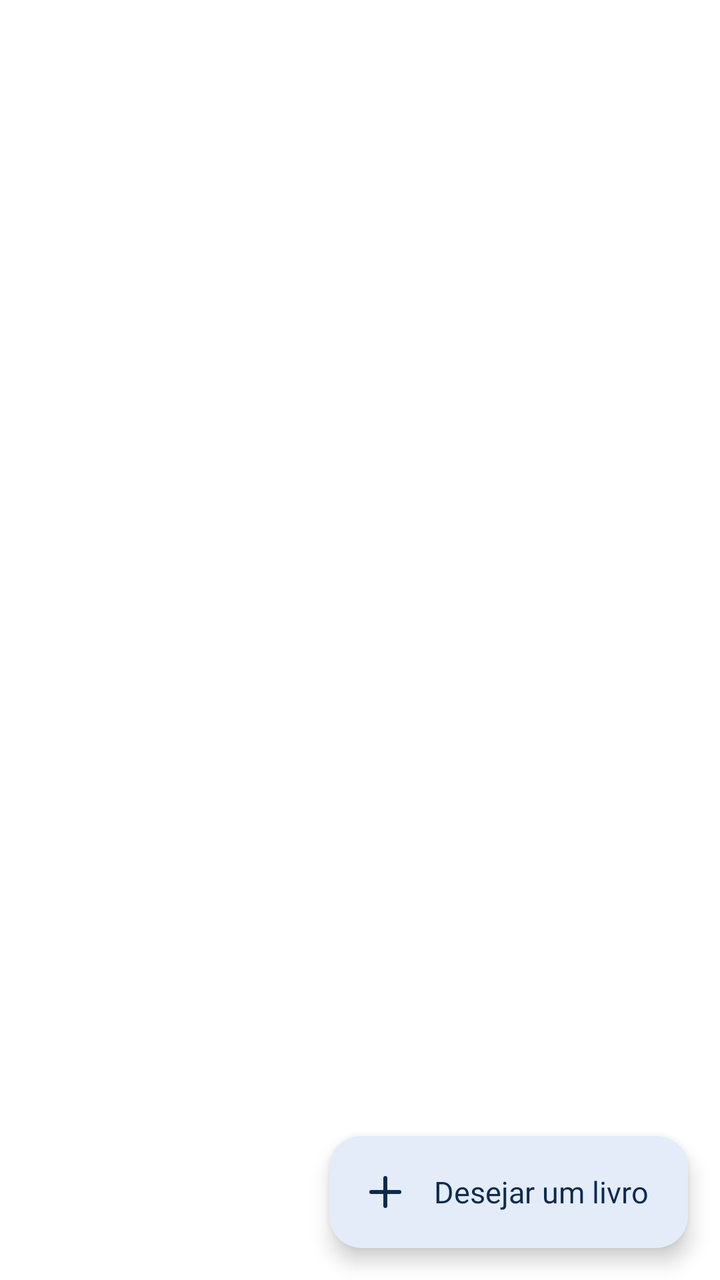
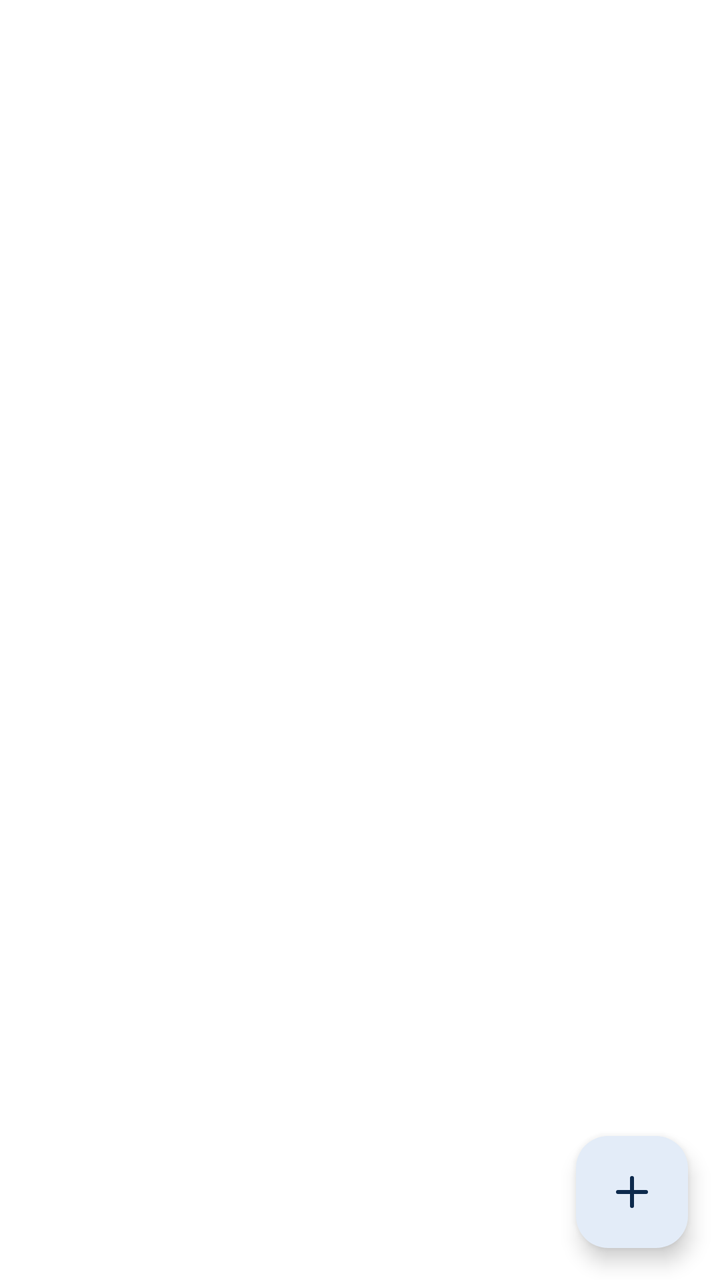

Compare the two renders of this Android layout. The source of the first and the diff that turns it into the second are given below.
<!-- AndroidManifest.xml: application theme Theme.LeiaUFMS -->
<!-- res/layout/fragment_wishes.xml -->
<?xml version="1.0" encoding="utf-8"?>
<androidx.coordinatorlayout.widget.CoordinatorLayout xmlns:android="http://schemas.android.com/apk/res/android"
    xmlns:app="http://schemas.android.com/apk/res-auto"
    android:layout_width="match_parent"
    android:layout_height="match_parent">

    <androidx.core.widget.NestedScrollView
        android:id="@+id/scroll"
        android:layout_width="match_parent"
        android:layout_height="match_parent"
        android:defaultFocusHighlightEnabled="false">

        <LinearLayout
            android:layout_width="match_parent"
            android:layout_height="wrap_content"
            android:orientation="vertical"
            android:paddingBottom="@dimen/fab_clearance">

            <TextView
                android:id="@+id/summary"
                android:layout_width="match_parent"
                android:layout_height="wrap_content"
                android:layout_marginStart="@dimen/screen_margin"
                android:layout_marginEnd="@dimen/screen_margin"
                android:textAppearance="@style/TextAppearance.Leia.Body"
                android:textColor="@color/leia_on_surface_variant"
                android:visibility="gone" />

            <TextView
                android:id="@+id/available_title"
                style="@style/Widget.Leia.HomeSection"
                android:drawablePadding="@dimen/space_xs"
                android:text="@string/wishes_available_title"
                android:visibility="gone"
                app:drawableStartCompat="@drawable/ic_check_circle"
                app:drawableTint="@color/leia_success" />

            <androidx.recyclerview.widget.RecyclerView
                android:id="@+id/available"
                android:layout_width="match_parent"
                android:layout_height="wrap_content"
                android:layout_marginTop="@dimen/space_s"
                android:clipToPadding="false"
                android:nestedScrollingEnabled="false"
                android:orientation="horizontal"
                android:paddingStart="@dimen/screen_margin"
                android:paddingEnd="@dimen/screen_margin"
                android:visibility="gone"
                app:layoutManager="androidx.recyclerview.widget.LinearLayoutManager" />

            <TextView
                android:id="@+id/waiting_title"
                style="@style/Widget.Leia.HomeSection"
                android:drawablePadding="@dimen/space_xs"
                android:text="@string/wishes_waiting_title"
                android:visibility="gone"
                app:drawableStartCompat="@drawable/ic_notifications"
                app:drawableTint="@color/leia_primary" />

            <TextView
                android:id="@+id/waiting_sub"
                android:layout_width="match_parent"
                android:layout_height="wrap_content"
                android:layout_marginStart="@dimen/screen_margin"
                android:layout_marginEnd="@dimen/screen_margin"
                android:text="@string/wishes_waiting_sub"
                android:textAppearance="@style/TextAppearance.Leia.BodySmall"
                android:textColor="@color/leia_on_surface_variant"
                android:visibility="gone" />

            <androidx.recyclerview.widget.RecyclerView
                android:id="@+id/waiting"
                android:layout_width="match_parent"
                android:layout_height="wrap_content"
                android:layout_marginTop="@dimen/space_xs"
                android:nestedScrollingEnabled="false"
                android:visibility="gone"
                app:layoutManager="androidx.recyclerview.widget.LinearLayoutManager" />

            <include
                android:id="@+id/empty"
                layout="@layout/view_empty_state"
                android:layout_width="match_parent"
                android:layout_height="wrap_content"
                android:visibility="gone" />

            <TextView
                android:id="@+id/suggest_title"
                style="@style/Widget.Leia.HomeSection"
                android:text="@string/wishes_suggest"
                android:visibility="gone" />

            <androidx.recyclerview.widget.RecyclerView
                android:id="@+id/suggest"
                android:layout_width="match_parent"
                android:layout_height="wrap_content"
                android:layout_marginTop="@dimen/space_s"
                android:clipToPadding="false"
                android:nestedScrollingEnabled="false"
                android:orientation="horizontal"
                android:paddingStart="@dimen/screen_margin"
                android:paddingEnd="@dimen/screen_margin"
                android:visibility="gone"
                app:layoutManager="androidx.recyclerview.widget.LinearLayoutManager" />
        </LinearLayout>
    </androidx.core.widget.NestedScrollView>

    <com.google.android.material.floatingactionbutton.ExtendedFloatingActionButton
        android:id="@+id/fab_add"
        android:layout_width="wrap_content"
        android:layout_height="wrap_content"
        android:layout_gravity="bottom|end"
        android:layout_margin="@dimen/screen_margin"
        android:text="@string/action_add_wish"
        app:icon="@drawable/ic_add" />
</androidx.coordinatorlayout.widget.CoordinatorLayout>
<!-- res/layout/view_empty_state.xml (included above) -->
<?xml version="1.0" encoding="utf-8"?>
<LinearLayout xmlns:android="http://schemas.android.com/apk/res/android"
    android:id="@+id/empty_state"
    android:layout_width="match_parent"
    android:layout_height="wrap_content"
    android:gravity="center_horizontal"
    android:orientation="vertical"
    android:padding="@dimen/space_xl">

    <ImageView
        android:id="@+id/empty_icon"
        android:layout_width="@dimen/icon_empty_state"
        android:layout_height="@dimen/icon_empty_state"
        android:importantForAccessibility="no"
        android:tint="@color/leia_on_surface_variant" />

    <TextView
        android:id="@+id/empty_title"
        android:layout_width="match_parent"
        android:accessibilityHeading="true"
        android:layout_height="wrap_content"
        android:layout_marginTop="@dimen/space_m"
        android:gravity="center"
        android:textAppearance="@style/TextAppearance.Leia.Headline"
        android:textColor="@color/leia_on_background" />

    <TextView
        android:id="@+id/empty_message"
        android:accessibilityLiveRegion="polite"
        android:layout_width="match_parent"
        android:layout_height="wrap_content"
        android:layout_marginTop="@dimen/space_xs"
        android:gravity="center"
        android:textAppearance="@style/TextAppearance.Leia.Body"
        android:textColor="@color/leia_on_surface_variant" />

    <com.google.android.material.button.MaterialButton
        android:id="@+id/empty_action"
        android:layout_width="wrap_content"
        android:layout_height="wrap_content"
        android:layout_marginTop="@dimen/space_l"
        android:visibility="gone" />
</LinearLayout>
<!-- resources referenced by this layout -->
<resources>
  <color name="leia_on_background">#111827</color>
  <color name="leia_on_surface_variant">#4B5563</color>
  <color name="leia_primary">#1B4F8F</color>
  <color name="leia_success">#166534</color>
  <dimen name="fab_clearance">88dp</dimen>
  <dimen name="icon_empty_state">64dp</dimen>
  <dimen name="screen_margin">16dp</dimen>
  <dimen name="space_l">24dp</dimen>
  <dimen name="space_m">16dp</dimen>
  <dimen name="space_s">12dp</dimen>
  <dimen name="space_xl">32dp</dimen>
  <dimen name="space_xs">8dp</dimen>
  <string name="action_add_wish">Desejar um livro</string>
  <string name="wishes_available_title">Disponíveis agora</string>
  <string name="wishes_suggest">Talvez você queira</string>
  <string name="wishes_waiting_sub">Avisamos assim que alguém anunciar.</string>
  <string name="wishes_waiting_title">Esperando aparecer</string>
  <style name="Theme.LeiaUFMS" parent="Base.Theme.LeiaUFMS" />
  <color name="leia_on_primary">#FFFFFF</color>
  <color name="leia_primary_container">#E3ECF8</color>
  <color name="leia_on_primary_container">#0D2A4D</color>
  <color name="leia_tertiary">#8A5A12</color>
  <color name="leia_on_tertiary">#FFFFFF</color>
  <color name="leia_tertiary_container">#FDF0D5</color>
  <color name="leia_on_tertiary_container">#3D2A08</color>
  <color name="leia_error">#B42318</color>
  <color name="leia_on_error">#FFFFFF</color>
  <color name="leia_error_container">#FDE3E1</color>
  <color name="leia_on_error_container">#5A0E09</color>
  <color name="leia_background">#FFFFFF</color>
  <color name="leia_surface_container">#F4F6FA</color>
  <color name="leia_surface">#FFFFFF</color>
  <color name="leia_outline">#8A93A1</color>
  <color name="leia_inverse_primary">#8DB8F2</color>
  <color name="leia_outline_variant">#E5E7EB</color>
  <style name="ShapeAppearance.Leia.Small" parent="ShapeAppearance.Material3.Corner.Small">
          <item name="cornerFamily">rounded</item>
          <item name="cornerSize">@dimen/radius_s</item>
      </style>
  <style name="ShapeAppearance.Leia.Medium" parent="ShapeAppearance.Material3.Corner.Medium">
          <item name="cornerFamily">rounded</item>
          <item name="cornerSize">@dimen/radius_m</item>
      </style>
  <style name="ShapeAppearance.Leia.Large" parent="ShapeAppearance.Material3.Corner.Large">
          <item name="cornerFamily">rounded</item>
          <item name="cornerSize">@dimen/radius_l</item>
      </style>
  <style name="Widget.Leia.Button.Text" parent="Widget.Material3.Button.TextButton">
          <item name="android:minHeight">@dimen/touch_target</item>
          <item name="android:textAppearance">@style/TextAppearance.Leia.Label</item>
      </style>
  <style name="Widget.Leia.Chip" parent="Widget.Material3.Chip.Filter">
          <item name="chipMinTouchTargetSize">@dimen/touch_target</item>
      </style>
  <style name="Widget.Leia.Toolbar" parent="Widget.Material3.Toolbar">
          <item name="titleTextAppearance">@style/TextAppearance.Leia.Headline</item>
          <item name="android:background">@color/leia_background</item>
      </style>
  <dimen name="touch_target">48dp</dimen>
  <dimen name="radius_s">8dp</dimen>
  <dimen name="radius_m">12dp</dimen>
  <dimen name="radius_l">16dp</dimen>
  <dimen name="button_height">52dp</dimen>
  <dimen name="radius_button">12dp</dimen>
  <dimen name="elevation_card">2dp</dimen>
  <style name="Widget.Leia.NavIndicator" parent="Widget.Material3.BottomNavigationView.ActiveIndicator">
          <item name="android:color">@color/leia_primary_container</item>
          <item name="android:width">64dp</item>
      </style>
  <style name="TextAppearance.Leia.NavInactive" parent="TextAppearance.Leia.Label">
          <item name="android:textSize">12sp</item>
      </style>
  <dimen name="elevation_hero">6dp</dimen>
  <style name="MaterialAlertDialog.Leia" parent="MaterialAlertDialog.Material3">
          <item name="backgroundTint">@color/leia_surface</item>
          <item name="shapeAppearance">@style/ShapeAppearance.Leia.Large</item>
      </style>
  <!-- unchanged entries left out for length: 20 -->
</resources>

<!-- the commit's change to res/layout/fragment_wishes.xml (unified diff, before → after) -->
@@ -16,15 +16,6 @@
             android:orientation="vertical"
             android:paddingBottom="@dimen/fab_clearance">
 
-            <TextView
-                android:id="@+id/summary"
-                android:layout_width="match_parent"
-                android:layout_height="wrap_content"
-                android:layout_marginStart="@dimen/screen_margin"
-                android:layout_marginEnd="@dimen/screen_margin"
-                android:textAppearance="@style/TextAppearance.Leia.Body"
-                android:textColor="@color/leia_on_surface_variant"
-                android:visibility="gone" />
 
             <TextView
                 android:id="@+id/available_title"
@@ -57,16 +48,6 @@
                 app:drawableStartCompat="@drawable/ic_notifications"
                 app:drawableTint="@color/leia_primary" />
 
-            <TextView
-                android:id="@+id/waiting_sub"
-                android:layout_width="match_parent"
-                android:layout_height="wrap_content"
-                android:layout_marginStart="@dimen/screen_margin"
-                android:layout_marginEnd="@dimen/screen_margin"
-                android:text="@string/wishes_waiting_sub"
-                android:textAppearance="@style/TextAppearance.Leia.BodySmall"
-                android:textColor="@color/leia_on_surface_variant"
-                android:visibility="gone" />
 
             <androidx.recyclerview.widget.RecyclerView
                 android:id="@+id/waiting"
@@ -105,14 +86,15 @@
         </LinearLayout>
     </androidx.core.widget.NestedScrollView>
 
-    <com.google.android.material.floatingactionbutton.ExtendedFloatingActionButton
+    
+    <com.google.android.material.floatingactionbutton.FloatingActionButton
         android:id="@+id/fab_add"
         android:layout_width="wrap_content"
         android:layout_height="wrap_content"
         android:layout_gravity="bottom|end"
         android:layout_margin="@dimen/screen_margin"
-        android:text="@string/action_add_wish"
-        app:icon="@drawable/ic_add" />
+        android:contentDescription="@string/action_add_wish"
+        app:srcCompat="@drawable/ic_add" />
 </androidx.coordinatorlayout.widget.CoordinatorLayout>
 <!-- res/layout/view_empty_state.xml (included above) -->
 <?xml version="1.0" encoding="utf-8"?>
<!-- resource entries referenced after the edit -->
@@ -12,10 +12,9 @@
   <dimen name="space_s">12dp</dimen>
   <dimen name="space_xl">32dp</dimen>
   <dimen name="space_xs">8dp</dimen>
-  <string name="action_add_wish">Desejar um livro</string>
+  <string name="action_add_wish">Adicionar desejo</string>
   <string name="wishes_available_title">Disponíveis agora</string>
   <string name="wishes_suggest">Talvez você queira</string>
-  <string name="wishes_waiting_sub">Avisamos assim que alguém anunciar.</string>
   <string name="wishes_waiting_title">Esperando aparecer</string>
   <style name="Theme.LeiaUFMS" parent="Base.Theme.LeiaUFMS" />
   <color name="leia_on_primary">#FFFFFF</color>
